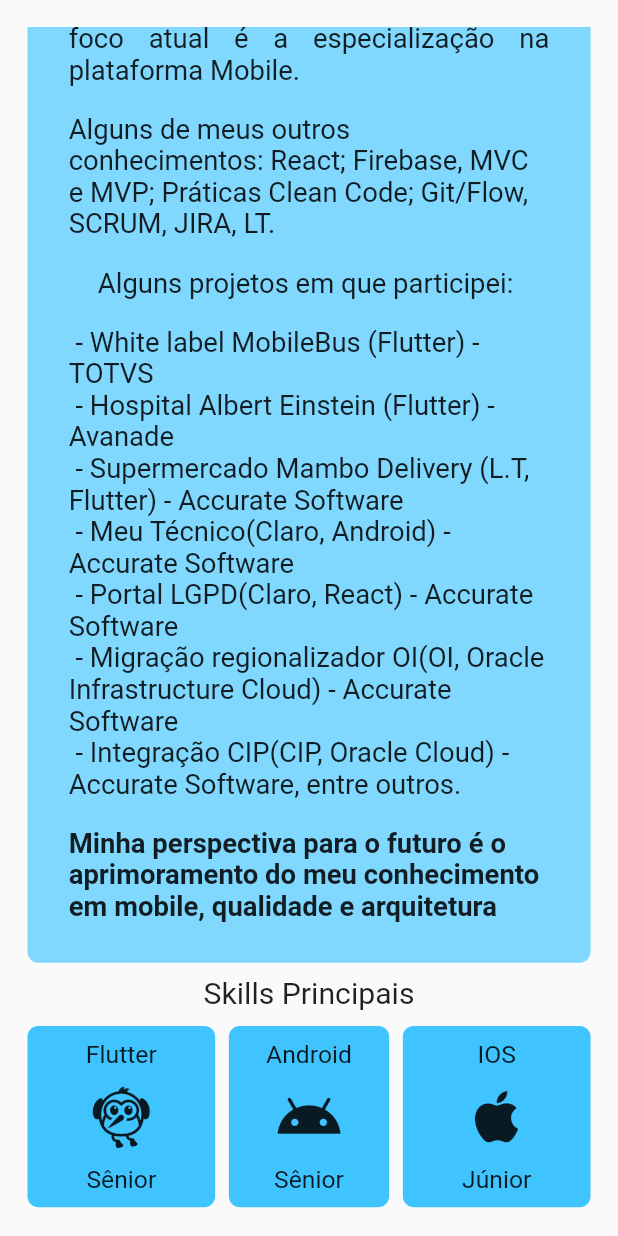
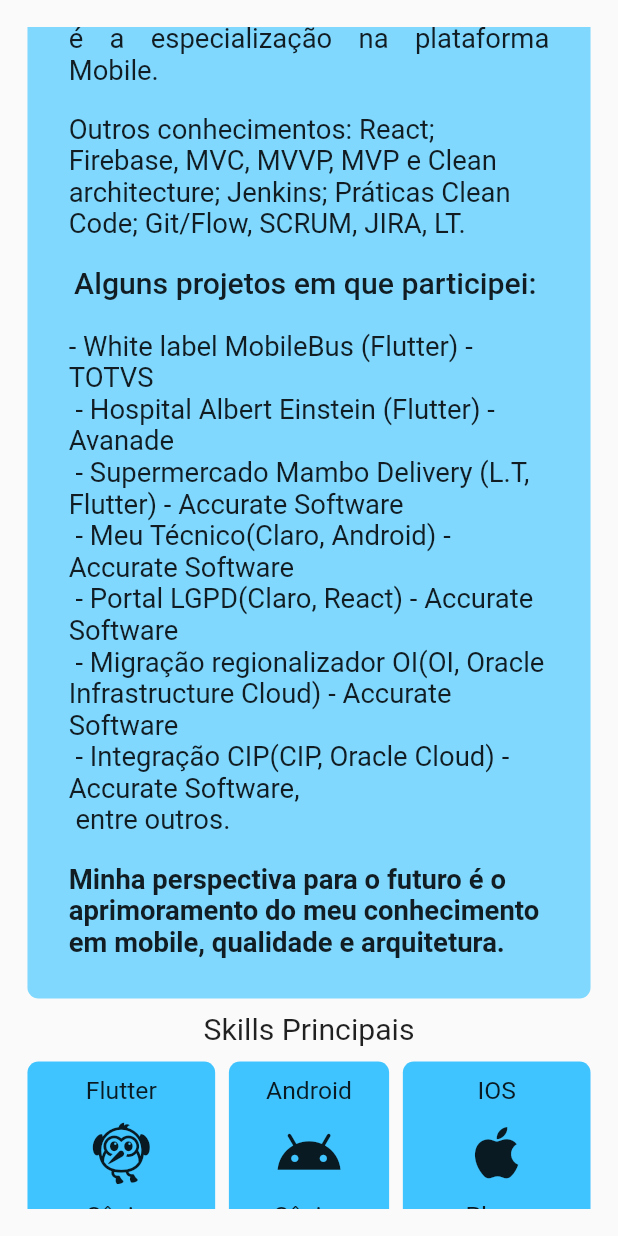
Before and after one commit to HerrisonF/curriculo_online, a Flutter app: the screen it shows after launch, scrolled down 576 dp, on a phone screen of 412 x 824 dp. Run offline on Flutter 3.47's test engine with Material 2 defaults, Android fonts, the phone set to English and light mode, and no system bars; our stand-ins replace carousel_slider, font_awesome_flutter, get_it, go_router, google_fonts, percent_indicator and 3 more; missing offline and left inert: dart:html; Roboto replaces fonts that are missing (Mukta).

Commit message:
primeiro commit

```diff
--- a/assets/data/portfolio_full.json
+++ b/assets/data/portfolio_full.json
@@ -14,7 +14,7 @@
             "description" : "Desenvolvido para venda de passagens online. A aplicação se adapta por meio de parametrizações a cada tipo de usuário. Atuação em desenvolvimento de novas features, melhora no código, refatorações e propostas de novas ideias frente aos concorrentes. Tecs: Flutter, Modular e Firebase",
             "images": [
                 "assets/images/projetos/mobileBus/mobileBus_1.png",
-                "assets/images/projestos/mobileBus/mobileBus_2.png",
+                "assets/images/projetos/mobileBus/mobileBus_2.png",
                 "assets/images/projetos/mobileBus/mobileBus_3.png"
             ],
             "link" : "https://play.google.com/store/apps/details?id=br.com.rjconsultores.rotatransportes&hl=pt_BR&gl=US"
--- a/lib/core/models/carrer_item.dart
+++ b/lib/core/models/carrer_item.dart
@@ -3,6 +3,7 @@
   String subTitle = "";
   String description = "";
   String duration = "";
+  int iconCode = 0;
 
   CarrerItem();
 
@@ -11,5 +12,6 @@
     subTitle = json["subTitle"] ?? "";
     description = json["description"] ?? "";
     duration = json["duration"] ?? "";
+    iconCode = int.parse(json["iconCode"]) ?? 0;
   }
 }
--- a/lib/pages/home_page/components/introduction_resume_component.dart
+++ b/lib/pages/home_page/components/introduction_resume_component.dart
@@ -15,7 +15,7 @@
       child: Column(
         children: [
           Text(
-            "Iniciei minha carreira como desenvolvedor Delphi, criando soluções para automação e trabalhando em refatorações. Também tenho vivências em Backend. Mas meu foco atual é a especialização na plataforma Mobile. ",
+            "Iniciei minha carreira como desenvolvedor Delphi, criando soluções para automação e trabalhando em refatorações e vivências em Backend. Meu foco atual é a especialização na plataforma Mobile. ",
             textAlign: TextAlign.justify,
             style: GoogleFonts.mukta(
               fontSize: 20,
@@ -26,7 +26,7 @@
             height: 20,
           ),
           Text(
-            "Alguns de meus outros conhecimentos: React; Firebase, MVC e MVP; Práticas Clean Code; Git/Flow, SCRUM, JIRA, LT. ",
+            "Outros conhecimentos: React; Firebase, MVC, MVVP, MVP e Clean architecture; Jenkins; Práticas Clean Code; Git/Flow, SCRUM, JIRA, LT. ",
             style: GoogleFonts.mukta(
               fontSize: 20,
               fontWeight: FontWeight.w400,
@@ -38,21 +38,21 @@
           Text(
             "Alguns projetos em que participei: ",
             style: GoogleFonts.mukta(
-              fontSize: 20,
-              fontWeight: FontWeight.w400,
+              fontSize: 22,
+              fontWeight: FontWeight.w500,
             ),
           ),
           const SizedBox(
             height: 20,
           ),
           Text(
-            " - White label MobileBus (Flutter) - TOTVS \n "
+            "- White label MobileBus (Flutter) - TOTVS \n "
             "- Hospital Albert Einstein (Flutter) - Avanade \n "
             "- Supermercado Mambo Delivery (L.T, Flutter) - Accurate Software \n "
             "- Meu Técnico(Claro, Android) - Accurate Software \n "
             "- Portal LGPD(Claro, React) - Accurate Software \n "
             "- Migração regionalizador OI(OI, Oracle Infrastructure Cloud) - Accurate Software \n "
-            "- Integração CIP(CIP, Oracle Cloud) - Accurate Software, entre outros. ",
+            "- Integração CIP(CIP, Oracle Cloud) - Accurate Software, \n entre outros. ",
             style: GoogleFonts.mukta(
               fontSize: 20,
               fontWeight: FontWeight.w400,
@@ -62,7 +62,7 @@
             height: 20,
           ),
           Text(
-            "Minha perspectiva para o futuro é o aprimoramento do meu conhecimento em mobile, qualidade e arquitetura",
+            "Minha perspectiva para o futuro é o aprimoramento do meu conhecimento em mobile, qualidade e arquitetura.",
             style: GoogleFonts.mukta(
               fontSize: 20,
               fontWeight: FontWeight.w700,
--- a/lib/pages/home_page/components/skills_resume_component.dart
+++ b/lib/pages/home_page/components/skills_resume_component.dart
@@ -62,7 +62,7 @@
                   rowFit: FlexFit.tight,
                   child: SkillWidget(
                     title: "IOS",
-                    levelText: "Júnior",
+                    levelText: "Pleno",
                     icon: Icons.apple_outlined,
                   ),
                 )
@@ -111,7 +111,7 @@
                     margin: const EdgeInsets.only(left: 5),
                     child: const SkillWidget(
                       title: "React",
-                      levelText: "Júnior",
+                      levelText: "Pleno",
                       icon: FontAwesomeIcons.react,
                     ),
                   ),
@@ -157,7 +157,7 @@
                         title: "Inglês",
                         level: 0.6,
                         levelText: "60%",
-                        imageAssetPath: "images/languages/US.png",
+                        imageAssetPath: "assets/images/languages/US.png",
                         color: Colors.greenAccent,
                       ),
                     ),
@@ -169,7 +169,7 @@
                         title: "Japonês",
                         level: 0.01,
                         levelText: "5%",
-                        imageAssetPath: "images/languages/JP.png",
+                        imageAssetPath: "assets/images/languages/JP.png",
                         color: Colors.greenAccent,
                       ),
                     ),
--- a/lib/pages/home_page/widgets/my_picture_widget.dart
+++ b/lib/pages/home_page/widgets/my_picture_widget.dart
@@ -20,7 +20,7 @@
       width: width,
       child: ClipRRect(
         borderRadius: BorderRadius.circular(borderRadius),
-        child: Image.asset("images/foto.png"),
+        child: Image.asset("assets/images/foto.png"),
       ),
     );
   }
--- a/pubspec.yaml
+++ b/pubspec.yaml
@@ -37,7 +37,9 @@
 
   assets:
     - assets/
-    - assets/images/languages/
+    - assets/images/foto.png
+    - assets/images/languages/US.png
+    - assets/images/languages/JP.png
     - assets/images/projetos/cip/
     - assets/images/projetos/claro-lgpd/
     - assets/images/projetos/leagueOfLegends/
```
Also changed, not shown: assets/data/carrer_timeline.json (+20 -10 lines), lib/pages/home_page/components/carrer_time_line_component.dart (+13 -12 lines), lib/pages/home_page/widgets/carrer_item_widget.dart (+12 -5 lines), lib/pages/portfolio_page/widgets/portfolio_full_item_widget.dart (+26 -4 lines), 1 other file.
